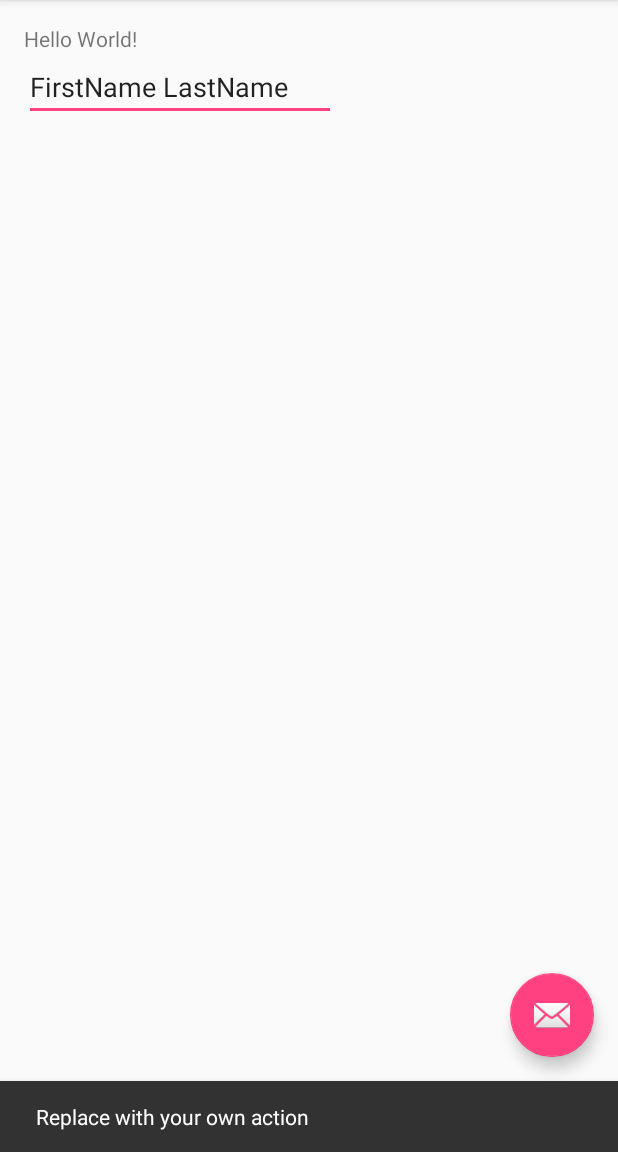
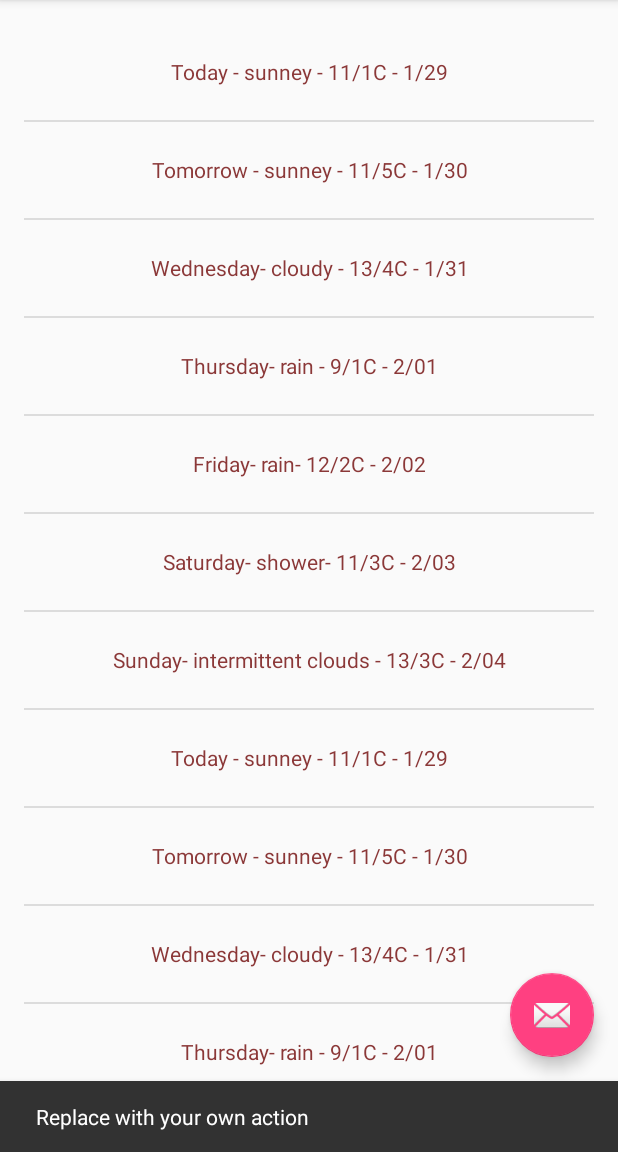
Before and after one commit to hilliao/enterprise-solutions, an Android app: the screen it shows after launch (MainActivity), after a tap on an icon or button, on a phone screen of 412 x 824 dp, the part 84-1236 px from its top. Run offline under Robolectric (Android 15) with nearby library versions, the phone set to English and light mode, and no system bars.

Commit message:
Finished lesson 1 of sunshine app to show a list of weather entries on Nexus 4

```diff
--- a/Sunshine/app/src/main/java/com/dlinkddns/hil/sunshine/MainActivityFragment.java
+++ b/Sunshine/app/src/main/java/com/dlinkddns/hil/sunshine/MainActivityFragment.java
@@ -2,9 +2,17 @@ package com.dlinkddns.hil.sunshine;
 
 import android.support.v4.app.Fragment;
 import android.os.Bundle;
+import android.view.Gravity;
 import android.view.LayoutInflater;
 import android.view.View;
 import android.view.ViewGroup;
+import android.widget.ArrayAdapter;
+import android.widget.ListView;
+import android.widget.TextView;
+
+import java.util.ArrayList;
+import java.util.Arrays;
+import java.util.List;
 
 /**
  * A placeholder fragment containing a simple view.
@@ -17,6 +25,22 @@ public class MainActivityFragment extends Fragment {
     @Override
     public View onCreateView(LayoutInflater inflater, ViewGroup container,
                              Bundle savedInstanceState) {
-        return inflater.inflate(R.layout.fragment_main, container, false);
+        View fragView = inflater.inflate(R.layout.fragment_main, container, false);
+        List<String> weekForecast = new ArrayList<>(Arrays.asList(
+                "Today - sunney - 11/1C - 1/29",
+                "Tomorrow - sunney - 11/5C - 1/30",
+                "Wednesday- cloudy - 13/4C - 1/31",
+                "Thursday- rain - 9/1C - 2/01",
+                "Friday- rain- 12/2C - 2/02",
+                "Saturday- shower- 11/3C - 2/03",
+                "Sunday- intermittent clouds - 13/3C - 2/04"));
+        weekForecast.addAll(weekForecast);
+        ArrayAdapter<String> forecastAdapter = new ArrayAdapter<String>(
+                this.getActivity(), R.layout.list_item_forecast, R.id.list_item_forecast_textview, weekForecast);
+        ListView forecastListView = (ListView) fragView.findViewById(R.id.listView_forecast);
+        forecastListView.setAdapter(forecastAdapter);
+        TextView weatherTextView = (TextView) fragView.findViewById(R.id.list_item_forecast_textview);
+        //weatherTextView.setGravity(Gravity.CENTER);
+        return fragView;
     }
 }
--- a/Sunshine/app/src/main/res/layout/fragment_main.xml
+++ b/Sunshine/app/src/main/res/layout/fragment_main.xml
@@ -1,4 +1,4 @@
-<RelativeLayout xmlns:android="http://schemas.android.com/apk/res/android"
+<FrameLayout xmlns:android="http://schemas.android.com/apk/res/android"
     xmlns:tools="http://schemas.android.com/tools"
     android:layout_width="match_parent"
     android:layout_height="match_parent"
@@ -9,21 +9,9 @@
     tools:context="com.dlinkddns.hil.sunshine.MainActivityFragment"
     tools:showIn="@layout/activity_main">
 
-    <TextView
-        android:layout_width="wrap_content"
-        android:layout_height="wrap_content"
-        android:text="Hello World!"
-        android:id="@+id/textView" />
-
-    <EditText
-        android:layout_width="wrap_content"
-        android:layout_height="wrap_content"
-        android:inputType="textPersonName"
-        android:text="FirstName LastName"
-        android:ems="10"
-        android:id="@+id/editText"
-        android:layout_below="@+id/textView"
-        android:layout_alignParentEnd="true"
-        android:layout_marginEnd="172dp" />
-
-</RelativeLayout>
+    <ListView
+        android:layout_width="match_parent"
+        android:layout_height="match_parent"
+        android:id="@+id/listView_forecast"
+        android:layout_gravity="center" />
+</FrameLayout>
--- /dev/null
+++ b/Sunshine/app/src/main/res/layout/list_item_forecast.xml
@@ -0,0 +1,13 @@
+<?xml version="1.0" encoding="utf-8"?>
+<TextView xmlns:android="http://schemas.android.com/apk/res/android"
+    android:id="@+id/list_item_forecast_textview"
+    android:layout_width="match_parent"
+    android:layout_height="wrap_content"
+    android:minHeight="?android:attr/listPreferredItemHeight"
+    android:text="undefined"
+    android:textColor="#8b3838"
+    android:gravity="center"
+    android:textColorHighlight="#d7d2d5">
+
+
+</TextView>
```
